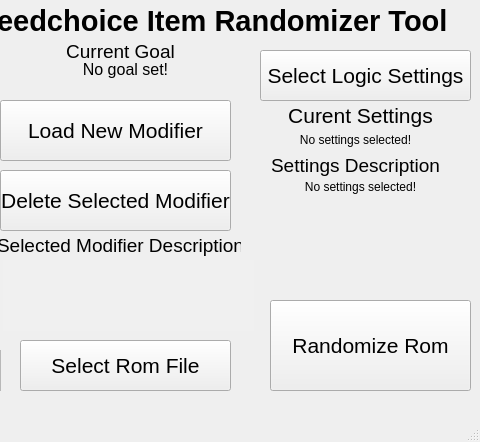
Before: the Qt Designer form QTGUIDesign.ui in erudnick-cohen/Pokemon-Crystal-Item-Randomizer, drawn with Qt 5; both pictures show x 320 to 800 and y 0 to 442 of the 800 by 442 pixel window.
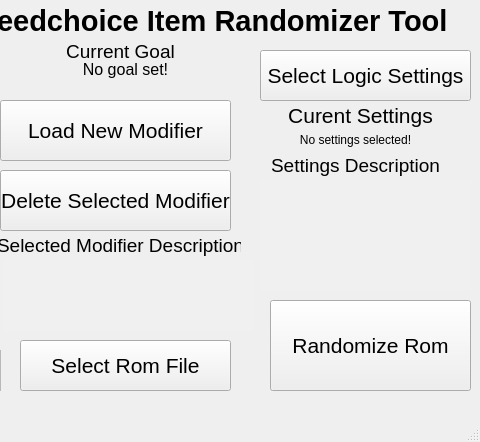
After: the same form once the commit is applied.

Commit message: updated text description of tricky

Diff of the .ui file:
```diff
--- a/QTGUIDesign.ui
+++ b/QTGUIDesign.ui
@@ -194,25 +194,6 @@
      <set>Qt::AlignCenter</set>
     </property>
    </widget>
-   <widget class="QLabel" name="SettingsDescription">
-    <property name="geometry">
-     <rect>
-      <x>570</x>
-      <y>180</y>
-      <width>221</width>
-      <height>111</height>
-     </rect>
-    </property>
-    <property name="text">
-     <string>No settings selected!</string>
-    </property>
-    <property name="alignment">
-     <set>Qt::AlignHCenter|Qt::AlignTop</set>
-    </property>
-    <property name="wordWrap">
-     <bool>true</bool>
-    </property>
-   </widget>
    <widget class="QLabel" name="label_8">
     <property name="geometry">
      <rect>
@@ -578,6 +559,129 @@
      <set>Qt::NoTextInteraction</set>
     </property>
    </widget>
+   <widget class="QTextEdit" name="SettingsDescription">
+    <property name="geometry">
+     <rect>
+      <x>580</x>
+      <y>180</y>
+      <width>211</width>
+      <height>111</height>
+     </rect>
+    </property>
+    <property name="palette">
+     <palette>
+      <active>
+       <colorrole role="Light">
+        <brush brushstyle="SolidPattern">
+         <color alpha="255">
+          <red>240</red>
+          <green>240</green>
+          <blue>240</blue>
+         </color>
+        </brush>
+       </colorrole>
+       <colorrole role="BrightText">
+        <brush brushstyle="SolidPattern">
+         <color alpha="255">
+          <red>240</red>
+          <green>240</green>
+          <blue>240</blue>
+         </color>
+        </brush>
+       </colorrole>
+       <colorrole role="Base">
+        <brush brushstyle="SolidPattern">
+         <color alpha="255">
+          <red>240</red>
+          <green>240</green>
+          <blue>240</blue>
+         </color>
+        </brush>
+       </colorrole>
+      </active>
+      <inactive>
+       <colorrole role="Light">
+        <brush brushstyle="SolidPattern">
+         <color alpha="255">
+          <red>240</red>
+          <green>240</green>
+          <blue>240</blue>
+         </color>
+        </brush>
+       </colorrole>
+       <colorrole role="BrightText">
+        <brush brushstyle="SolidPattern">
+         <color alpha="255">
+          <red>240</red>
+          <green>240</green>
+          <blue>240</blue>
+         </color>
+        </brush>
+       </colorrole>
+       <colorrole role="Base">
+        <brush brushstyle="SolidPattern">
+         <color alpha="255">
+          <red>240</red>
+          <green>240</green>
+          <blue>240</blue>
+         </color>
+        </brush>
+       </colorrole>
+      </inactive>
+      <disabled>
+       <colorrole role="Light">
+        <brush brushstyle="SolidPattern">
+         <color alpha="255">
+          <red>240</red>
+          <green>240</green>
+          <blue>240</blue>
+         </color>
+        </brush>
+       </colorrole>
+       <colorrole role="BrightText">
+        <brush brushstyle="SolidPattern">
+         <color alpha="255">
+          <red>240</red>
+          <green>240</green>
+          <blue>240</blue>
+         </color>
+        </brush>
+       </colorrole>
+       <colorrole role="Base">
+        <brush brushstyle="SolidPattern">
+         <color alpha="255">
+          <red>240</red>
+          <green>240</green>
+          <blue>240</blue>
+         </color>
+        </brush>
+       </colorrole>
+      </disabled>
+     </palette>
+    </property>
+    <property name="autoFillBackground">
+     <bool>false</bool>
+    </property>
+    <property name="frameShape">
+     <enum>QFrame::NoFrame</enum>
+    </property>
+    <property name="frameShadow">
+     <enum>QFrame::Plain</enum>
+    </property>
+    <property name="html">
+     <string>&lt;!DOCTYPE HTML PUBLIC &quot;-//W3C//DTD HTML 4.0//EN&quot; &quot;http://www.w3.org/TR/REC-html40/strict.dtd&quot;&gt;
+&lt;html&gt;&lt;head&gt;&lt;meta name=&quot;qrichtext&quot; content=&quot;1&quot; /&gt;&lt;style type=&quot;text/css&quot;&gt;
+p, li { white-space: pre-wrap; }
+&lt;/style&gt;&lt;/head&gt;&lt;body style=&quot; font-family:'MS Shell Dlg 2'; font-size:8.25pt; font-weight:400; font-style:normal;&quot;&gt;
+&lt;p style=&quot;-qt-paragraph-type:empty; margin-top:0px; margin-bottom:0px; margin-left:0px; margin-right:0px; -qt-block-indent:0; text-indent:0px;&quot;&gt;&lt;br /&gt;&lt;/p&gt;&lt;/body&gt;&lt;/html&gt;</string>
+    </property>
+    <property name="textInteractionFlags">
+     <set>Qt::NoTextInteraction</set>
+    </property>
+    <property name="placeholderText">
+     <string/>
+    </property>
+   </widget>
   </widget>
   <widget class="QMenuBar" name="menubar">
    <property name="geometry">
```
The commit also changes 1 other file.
